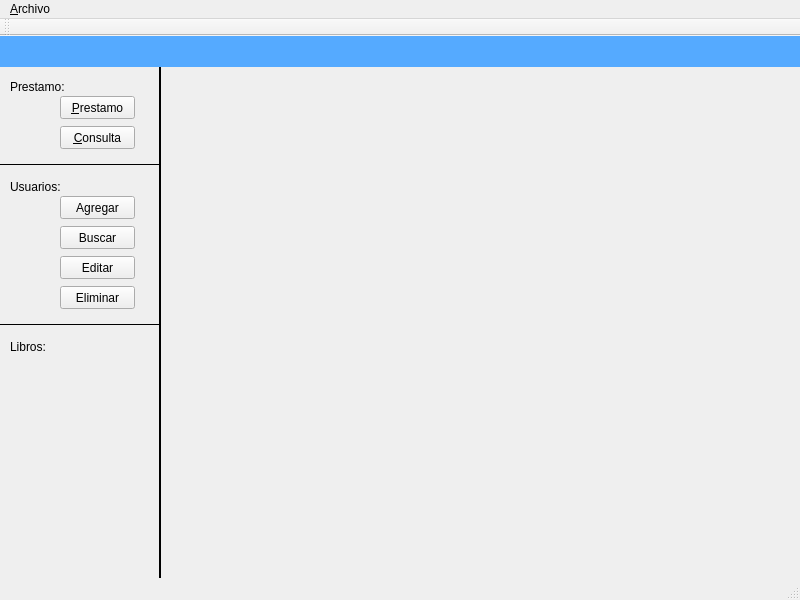
Before: the Qt Designer form mainwindow.ui in ottodevs/project-biblioteca, drawn with Qt 5.
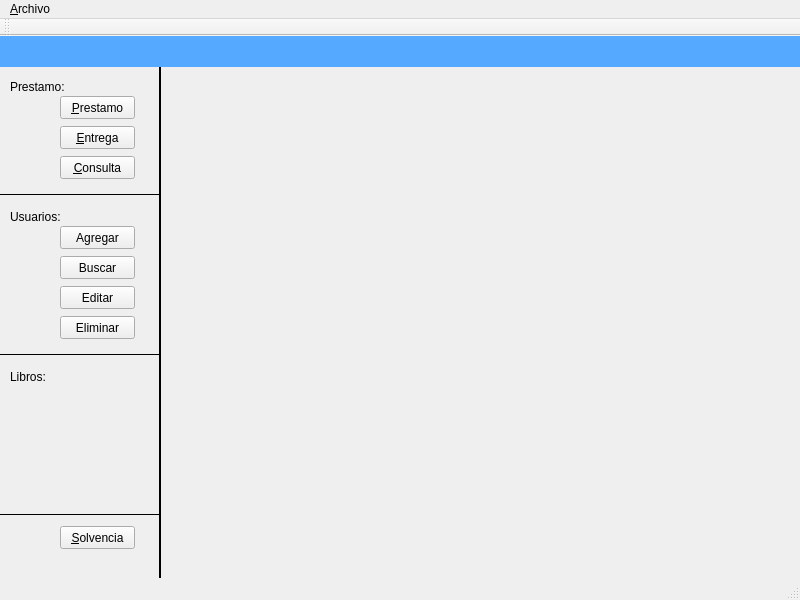
After: the same form once the commit is applied.

Commit message: Agregando todo lo referente a prestamo, aqui tambien va la solvencia pero claro falta colocar el texto mejor y lo que ellos colocan aqui. Pero ya esta la idea!

```diff
--- a/mainwindow.ui
+++ b/mainwindow.ui
@@ -84,7 +84,7 @@
     <property name="geometry">
      <rect>
       <x>10</x>
-      <y>140</y>
+      <y>170</y>
       <width>61</width>
       <height>21</height>
      </rect>
@@ -100,7 +100,7 @@
     <property name="geometry">
      <rect>
       <x>60</x>
-      <y>160</y>
+      <y>190</y>
       <width>75</width>
       <height>23</height>
      </rect>
@@ -113,7 +113,7 @@
     <property name="geometry">
      <rect>
       <x>60</x>
-      <y>190</y>
+      <y>220</y>
       <width>75</width>
       <height>23</height>
      </rect>
@@ -126,7 +126,7 @@
     <property name="geometry">
      <rect>
       <x>60</x>
-      <y>220</y>
+      <y>250</y>
       <width>75</width>
       <height>23</height>
      </rect>
@@ -139,7 +139,7 @@
     <property name="geometry">
      <rect>
       <x>60</x>
-      <y>250</y>
+      <y>280</y>
       <width>75</width>
       <height>23</height>
      </rect>
@@ -152,7 +152,7 @@
     <property name="geometry">
      <rect>
       <x>0</x>
-      <y>280</y>
+      <y>310</y>
       <width>161</width>
       <height>16</height>
      </rect>
@@ -171,7 +171,7 @@
     <property name="geometry">
      <rect>
       <x>0</x>
-      <y>120</y>
+      <y>150</y>
       <width>161</width>
       <height>16</height>
      </rect>
@@ -190,7 +190,7 @@
     <property name="geometry">
      <rect>
       <x>10</x>
-      <y>300</y>
+      <y>330</y>
       <width>61</width>
       <height>21</height>
      </rect>
@@ -216,7 +216,7 @@
     <property name="geometry">
      <rect>
       <x>60</x>
-      <y>90</y>
+      <y>120</y>
       <width>75</width>
       <height>23</height>
      </rect>
@@ -225,6 +225,51 @@
      <string>&amp;Consulta</string>
     </property>
    </widget>
+   <widget class="QPushButton" name="btnEntrega">
+    <property name="geometry">
+     <rect>
+      <x>60</x>
+      <y>90</y>
+      <width>75</width>
+      <height>23</height>
+     </rect>
+    </property>
+    <property name="text">
+     <string>&amp;Entrega</string>
+    </property>
+   </widget>
+   <widget class="Line" name="line_4">
+    <property name="geometry">
+     <rect>
+      <x>0</x>
+      <y>470</y>
+      <width>161</width>
+      <height>16</height>
+     </rect>
+    </property>
+    <property name="frameShadow">
+     <enum>QFrame::Plain</enum>
+    </property>
+    <property name="lineWidth">
+     <number>1</number>
+    </property>
+    <property name="orientation">
+     <enum>Qt::Horizontal</enum>
+    </property>
+   </widget>
+   <widget class="QPushButton" name="btnSolvencia">
+    <property name="geometry">
+     <rect>
+      <x>60</x>
+      <y>490</y>
+      <width>75</width>
+      <height>23</height>
+     </rect>
+    </property>
+    <property name="text">
+     <string>&amp;Solvencia</string>
+    </property>
+   </widget>
   </widget>
   <widget class="QMenuBar" name="menuBar">
    <property name="geometry">
```
Left out of the diff: 9 changed lines with no effect on the pictures. The commit also changes 9 other files.
